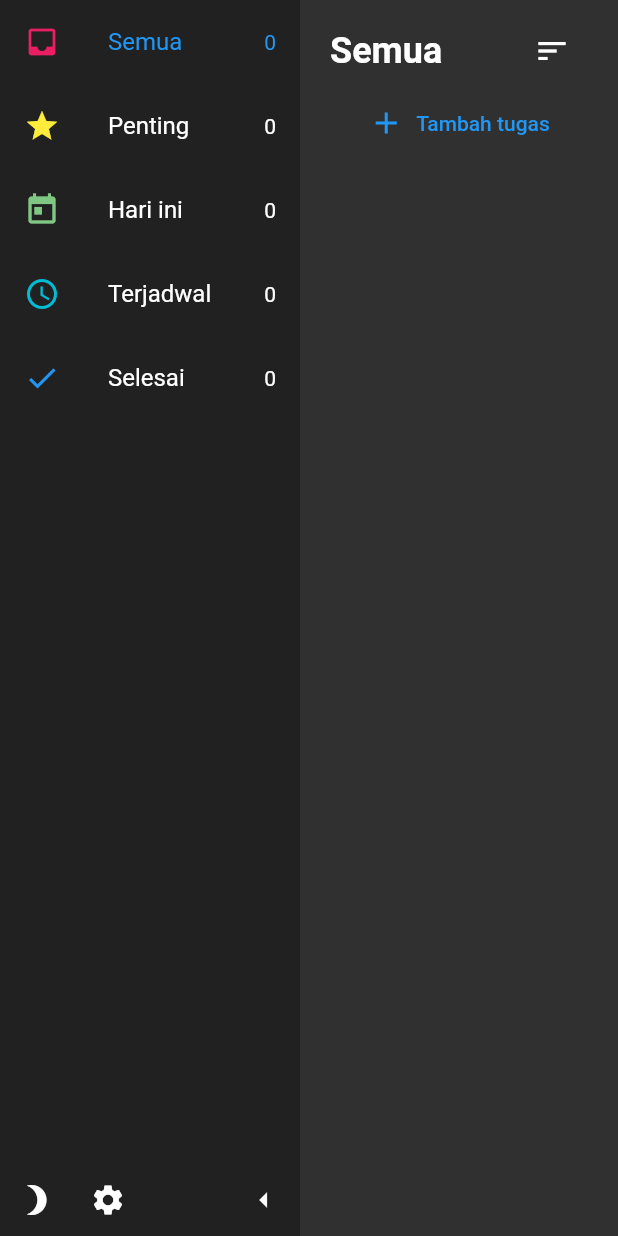
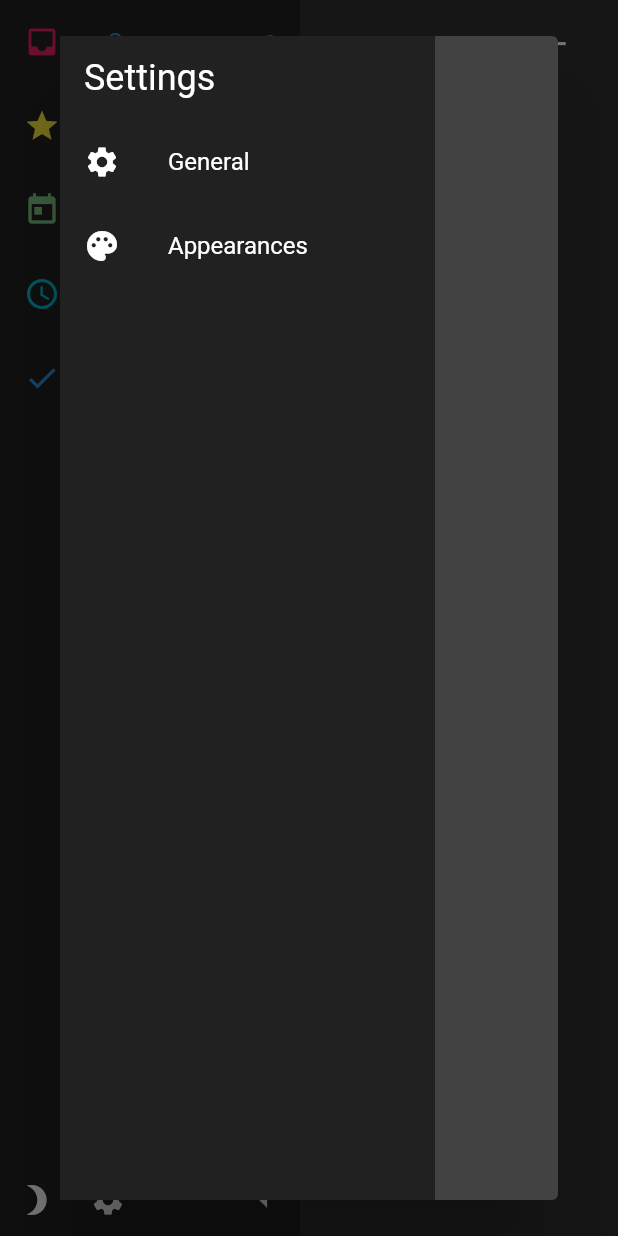
Before and after one commit to BookShell527/TuduLis, a Flutter app: the screen it shows after launch, after a tap on the "settings" icon, on a phone screen of 412 x 824 dp. Run offline on Flutter 3.47's test engine with Material 2 defaults, Android fonts, the phone set to English and light mode, and no system bars; our stand-ins replace objectbox; generated files the repository leaves out were written again.

Commit message:
Adding SettingsDialog

```diff
--- a/lib/main.dart
+++ b/lib/main.dart
@@ -1,12 +1,10 @@
 import 'package:flutter/material.dart';
-import 'package:flutter_localizations/flutter_localizations.dart';
-import 'package:flutter_gen/gen_l10n/app_localizations.dart';
 import 'package:tudulis/objectbox.g.dart';
 import 'package:tudulis/services/task_service.dart';
-import 'package:tudulis/ui/home.dart';
+import 'package:provider/provider.dart';
 import 'package:tudulis/services/theme_service.dart';
 import 'package:tudulis/models/task.dart';
-import 'package:provider/provider.dart';
+import 'package:tudulis/my_app.dart';
 import 'package:objectbox/objectbox.dart';
 
 void main() async {
@@ -26,42 +24,3 @@ void main() async {
     ),
   );
 }
-
-class MyApp extends StatelessWidget {
-  const MyApp({Key? key}) : super(key: key);
-
-  @override
-  Widget build(BuildContext context) {
-    return MaterialApp(
-      title: 'Tudu Lis',
-      localizationsDelegates: const [
-        GlobalMaterialLocalizations.delegate,
-        GlobalWidgetsLocalizations.delegate,
-        GlobalCupertinoLocalizations.delegate,
-        AppLocalizations.delegate,
-      ],
-      supportedLocales: const [
-        Locale('en'),
-        Locale('id'),
-      ],
-      locale: const Locale('id'),
-      theme: ThemeData(
-        primarySwatch: Colors.blue,
-        brightness: Brightness.light,
-        drawerTheme: DrawerThemeData(backgroundColor: Colors.grey[100]),
-        splashColor: Colors.transparent,
-        checkboxTheme: const CheckboxThemeData(splashRadius: 0.1),
-      ),
-      darkTheme: ThemeData(
-        primarySwatch: Colors.blue,
-        brightness: Brightness.dark,
-        drawerTheme: DrawerThemeData(backgroundColor: Colors.grey[900]),
-        splashColor: Colors.transparent,
-        checkboxTheme: const CheckboxThemeData(splashRadius: 0.1),
-      ),
-      debugShowCheckedModeBanner: false,
-      themeMode: Provider.of<ThemeService>(context).theme,
-      home: const Home(),
-    );
-  }
-}
--- /dev/null
+++ b/lib/my_app.dart
@@ -0,0 +1,45 @@
+import 'package:flutter/material.dart';
+import 'package:flutter_localizations/flutter_localizations.dart';
+import 'package:flutter_gen/gen_l10n/app_localizations.dart';
+import 'package:tudulis/ui/home.dart';
+import 'package:provider/provider.dart';
+import 'package:tudulis/services/theme_service.dart';
+
+class MyApp extends StatelessWidget {
+  const MyApp({Key? key}) : super(key: key);
+
+  @override
+  Widget build(BuildContext context) {
+    return MaterialApp(
+      title: 'Tudu Lis',
+      localizationsDelegates: const [
+        GlobalMaterialLocalizations.delegate,
+        GlobalWidgetsLocalizations.delegate,
+        GlobalCupertinoLocalizations.delegate,
+        AppLocalizations.delegate,
+      ],
+      supportedLocales: const [
+        Locale('en'),
+        Locale('id'),
+      ],
+      locale: const Locale('id'),
+      theme: ThemeData(
+        primarySwatch: Colors.blue,
+        brightness: Brightness.light,
+        drawerTheme: DrawerThemeData(backgroundColor: Colors.grey[100]),
+        splashColor: Colors.transparent,
+        checkboxTheme: const CheckboxThemeData(splashRadius: 0.1),
+      ),
+      darkTheme: ThemeData(
+        primarySwatch: Colors.blue,
+        brightness: Brightness.dark,
+        drawerTheme: DrawerThemeData(backgroundColor: Colors.grey[900]),
+        splashColor: Colors.transparent,
+        checkboxTheme: const CheckboxThemeData(splashRadius: 0.1),
+      ),
+      debugShowCheckedModeBanner: false,
+      themeMode: Provider.of<ThemeService>(context).theme,
+      home: const Home(),
+    );
+  }
+}
--- /dev/null
+++ b/lib/ui/components/settings_dialog.dart
@@ -0,0 +1,52 @@
+import 'package:flutter/material.dart';
+
+class SettingsDialog extends StatefulWidget {
+  const SettingsDialog({Key? key}) : super(key: key);
+
+  @override
+  _SettingsDialogState createState() => _SettingsDialogState();
+}
+
+class _SettingsDialogState extends State<SettingsDialog> {
+  @override
+  Widget build(BuildContext context) {
+    return Dialog(
+      child: Row(
+        children: <Widget>[
+          SizedBox(
+            width: 250.0,
+            child: Drawer(
+              elevation: 0.0,
+              child: Column(
+                children: <Widget>[
+                  const ListTile(
+                    title: Text(
+                      "Settings",
+                      style: TextStyle(color: Colors.white, fontSize: 24.0),
+                    ),
+                  ),
+                  ListTile(
+                    title: const Text("General"),
+                    onTap: () {},
+                    leading: const Icon(Icons.settings),
+                  ),
+                  ListTile(
+                    title: const Text("Appearances"),
+                    onTap: () {},
+                    leading: const Icon(Icons.palette),
+                  ),
+                ],
+              ),
+            ),
+          ),
+          Expanded(
+            child: Container(
+              padding: const EdgeInsets.all(15.0),
+              child: IndexedStack(),
+            ),
+          ),
+        ],
+      ),
+    );
+  }
+}
--- a/lib/ui/components/sidebar.dart
+++ b/lib/ui/components/sidebar.dart
@@ -3,6 +3,7 @@ import 'package:provider/provider.dart';
 import 'package:tudulis/services/theme_service.dart';
 import 'package:tudulis/services/task_service.dart';
 import 'package:flutter_gen/gen_l10n/app_localizations.dart';
+import 'package:tudulis/ui/components/settings_dialog.dart';
 
 class Sidebar extends StatefulWidget {
   const Sidebar({
@@ -32,7 +33,10 @@ class _SidebarState extends State<Sidebar> {
         splashRadius: 0.1,
       ),
       IconButton(
-        onPressed: () {},
+        onPressed: () => showDialog(
+          context: context,
+          builder: (BuildContext context) => const SettingsDialog(),
+        ),
         icon: const Icon(Icons.settings),
         splashRadius: 0.1,
       ),
--- a/lib/ui/home.dart
+++ b/lib/ui/home.dart
@@ -26,8 +26,9 @@ class _HomeState extends State<Home> {
           Sidebar(changeIndex: _changeStackIndex, index: stackIndex),
           Expanded(
             child: ScrollConfiguration(
-              behavior:
-                  ScrollConfiguration.of(context).copyWith(scrollbars: false),
+              behavior: ScrollConfiguration.of(context).copyWith(
+                scrollbars: false,
+              ),
               child: Container(
                 padding: const EdgeInsets.symmetric(horizontal: 20.0),
                 child: IndexedStack(
```
Also changed, not shown: 1 other file.
